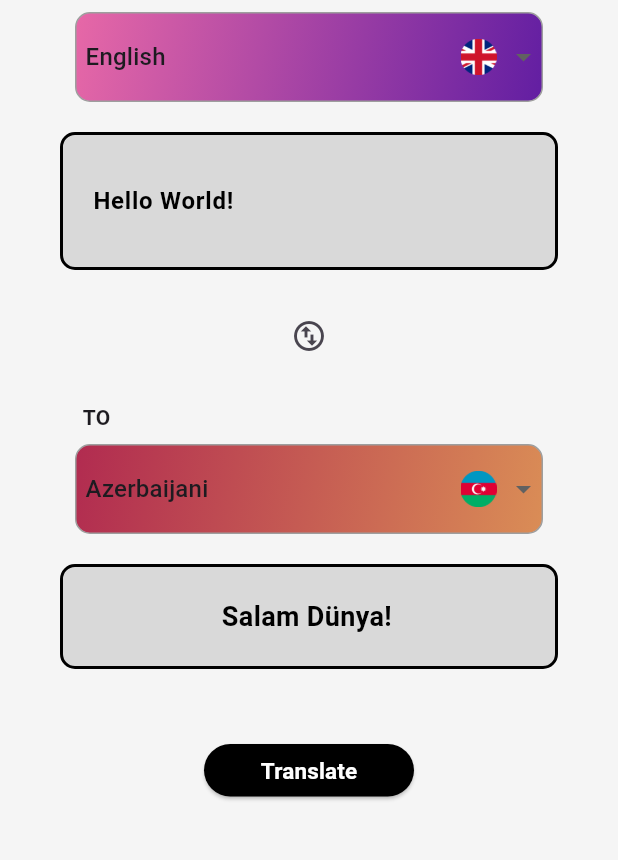
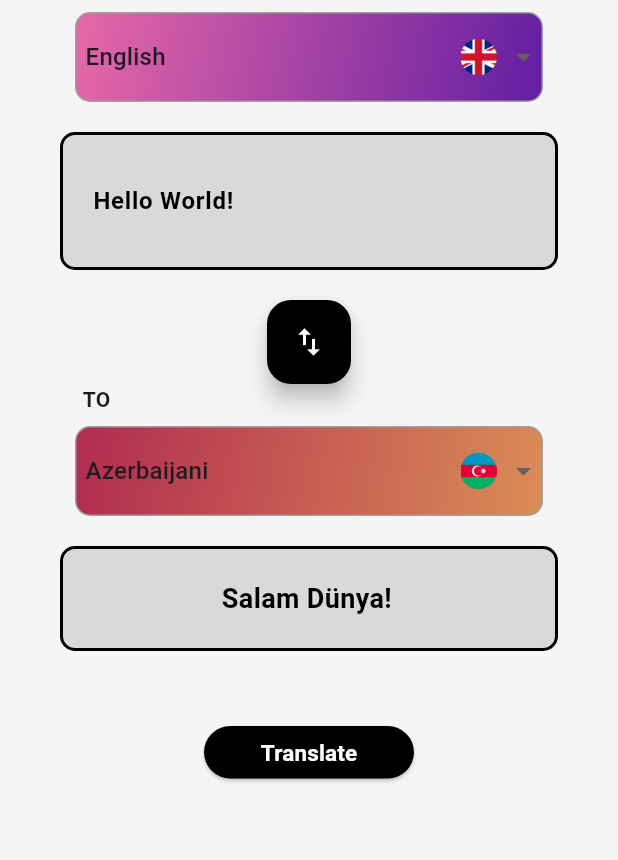
Before and after one commit to Kanan302/translator-app, a Flutter app: the TranslatorWrite screen opened directly, on a phone screen of 412 x 824 dp, the part 90-950 px from its top. Run offline on Flutter 3.47's test engine with Material 3 defaults, Android fonts, the phone set to English and light mode, and no system bars; our stand-ins replace bloc, equatable, firebase_auth, firebase_core, flutter_bloc, flutter_tts and 2 more; missing offline and left inert: google_ml_kit, translator; accounts and stored records are empty.

Commit message:
change swap button

```diff
--- a/lib/main.dart
+++ b/lib/main.dart
@@ -23,14 +23,12 @@ Future<void> main() async {
 }
 
 class MyApp extends StatelessWidget {
-  final eyesBloc = EyesBloc();
-
-  MyApp({super.key});
+  const MyApp({super.key});
 
   @override
   Widget build(BuildContext context) {
     return BlocProvider(
-      create: (context) => eyesBloc,
+      create: (context) => EyesBloc(),
       child: MaterialApp(
         debugShowCheckedModeBanner: false,
         initialRoute: Routes.splash.path,
--- a/lib/pages/views/translatorwrite.dart
+++ b/lib/pages/views/translatorwrite.dart
@@ -111,11 +111,14 @@ class _TranslatorWriteState extends State<TranslatorWrite> {
                   ],
                 ),
                 AppFirstContainer(controller: textcontroller, formkey: formkey),
-                IconButton(
-                    onPressed: swapLanguages,
-                    icon: const Icon(Icons.swap_vert_circle_outlined)),
-                const SizedBox(
-                  height: 20,
+                FloatingActionButton(
+                  onPressed: swapLanguages,
+                  tooltip: 'Swap',
+                  backgroundColor: Colors.black,
+                  child: const Icon(
+                    Icons.swap_vert,
+                    color: Colors.white,
+                  ),
                 ),
                 Column(
                   crossAxisAlignment: CrossAxisAlignment.start,
```
Also changed, not shown: lib/pages/views/translatormic.dart (+8 -5 lines).
